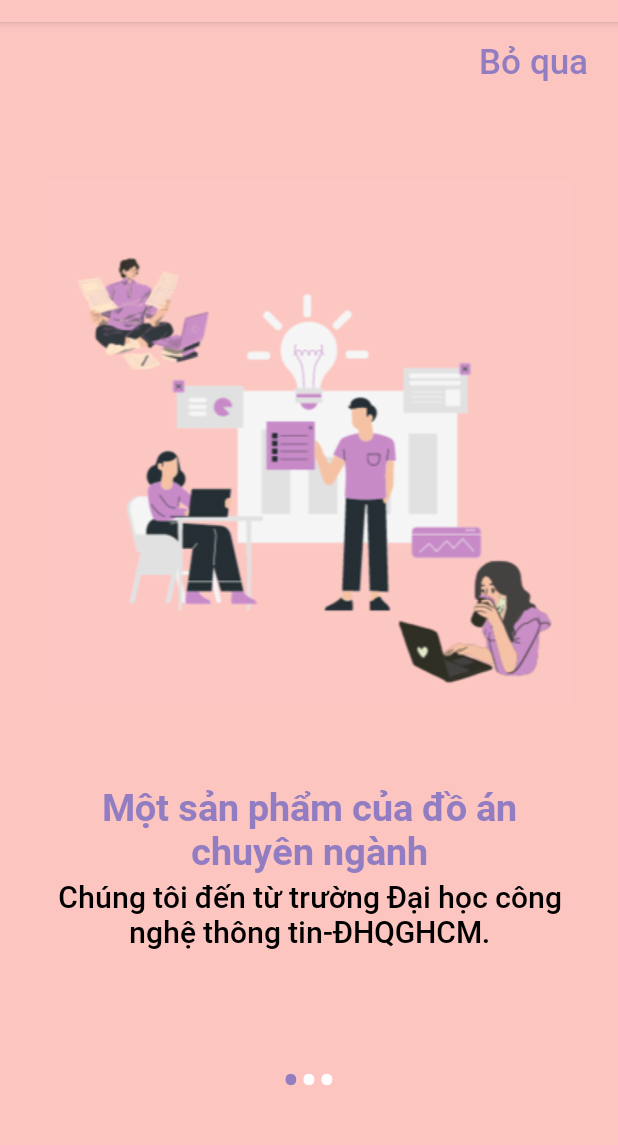
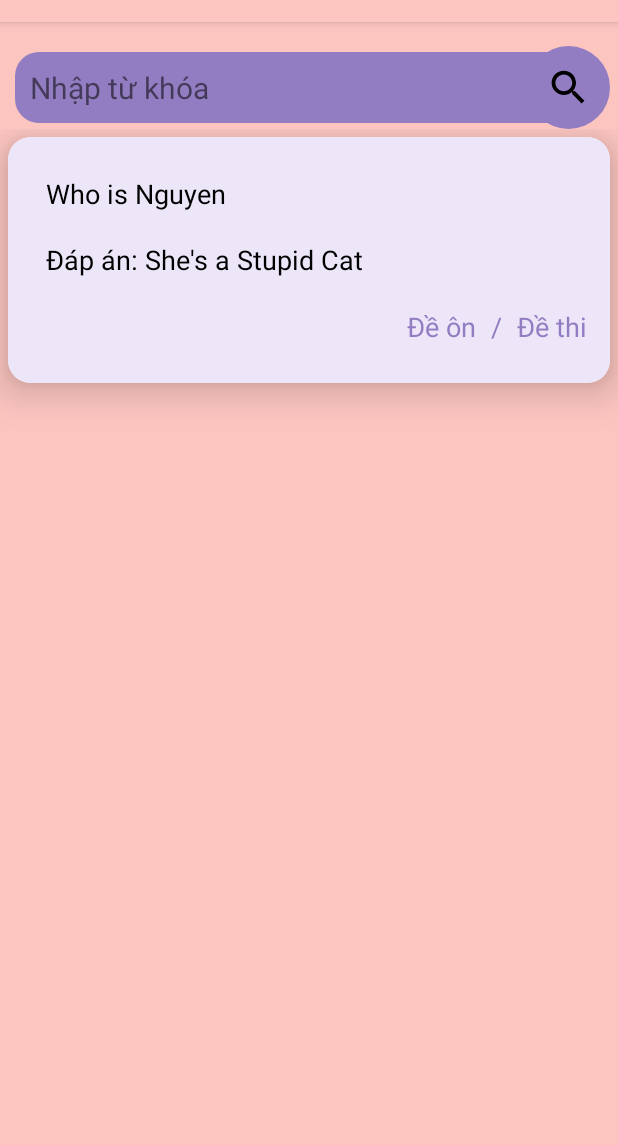
Before and after one commit to binhpt310/DACN-Mobile, an Android app: the screen it shows after launch (waiting before the commit, search_question after it), on a phone screen of 412 x 824 dp, the part 62-1207 px from its top. Run offline under Robolectric (Android 15) with nearby library versions, the phone set to English and light mode, and no system bars.

Commit message:
Add serach floating button + search page (layout card view, model class, adapter by viewholder)

```diff
--- a/app/build.gradle
+++ b/app/build.gradle
@@ -25,6 +25,7 @@ android {
         sourceCompatibility JavaVersion.VERSION_1_8
         targetCompatibility JavaVersion.VERSION_1_8
     }
+    namespace 'com.example.dacn'
 }
 
 dependencies {
--- a/app/src/main/AndroidManifest.xml
+++ b/app/src/main/AndroidManifest.xml
@@ -1,6 +1,5 @@
 <?xml version="1.0" encoding="utf-8"?>
-<manifest xmlns:android="http://schemas.android.com/apk/res/android"
-    package="com.example.dacn">
+<manifest xmlns:android="http://schemas.android.com/apk/res/android">
 
     <uses-permission android:name="android.permission.INTERNET" />
     <uses-permission android:name="android.permission.ACCESS_NETWORK_STATE" />
@@ -90,6 +89,9 @@
             android:exported="false" />
         <activity
             android:name=".dangnhap.Logo_screen"
+            android:exported="true"/>
+        <activity
+            android:name=".cauhoi.search_question"
             android:exported="true">
             <intent-filter>
                 <action android:name="android.intent.action.MAIN" />
--- a/app/src/main/java/com/example/dacn/Bo_de_thi/Bo_de_thi_adapter.java
+++ b/app/src/main/java/com/example/dacn/Bo_de_thi/Bo_de_thi_adapter.java
@@ -15,10 +15,8 @@ import androidx.recyclerview.widget.RecyclerView;
 
 import com.example.dacn.R;
 import com.example.dacn.TruyenDuLieu;
-import com.example.dacn.cauhoi.ontap_tracnghiem;
 import com.example.dacn.cauhoi.thi_tracnghiem;
 
-import java.util.ArrayList;
 import java.util.List;
 
 public class Bo_de_thi_adapter extends RecyclerView.Adapter<Bo_de_thi_adapter.MyViewHolder> {
--- a/app/src/main/java/com/example/dacn/Bo_de_thi/bo_de_thi.java
+++ b/app/src/main/java/com/example/dacn/Bo_de_thi/bo_de_thi.java
@@ -1,6 +1,5 @@
 package com.example.dacn.Bo_de_thi;
 
-import static android.content.ContentValues.TAG;
 import static com.example.dacn.RetrofitInterface.retrofitInterface;
 
 import androidx.appcompat.app.AppCompatActivity;
@@ -105,8 +104,8 @@ public class bo_de_thi extends AppCompatActivity {
                             public void onResponse(Call<List<BoDe>> call, Response<List<BoDe>> response) {
                                 Bodethimodels = response.body();
                                 if (response.code() == 200) {
-                                    Bo_de_thi_adapter bo_de_thi_adapter = new Bo_de_thi_adapter(bo_de_thi.this, Bodethimodels);
-                                    recyclerView.setAdapter(bo_de_thi_adapter);
+                                    Bo_de_thi_adapter searchAdapter = new Bo_de_thi_adapter(bo_de_thi.this, Bodethimodels);
+                                    recyclerView.setAdapter(searchAdapter);
                                 } else if (response.code() == 404) {
                                     Toast.makeText(bo_de_thi.this, "Lỗi", Toast.LENGTH_LONG).show();
                                 }
--- /dev/null
+++ b/app/src/main/java/com/example/dacn/cauhoi/CardModelDataSearch.java
@@ -0,0 +1,28 @@
+package com.example.dacn.cauhoi;
+
+public class CardModelDataSearch {
+    private String question_search;
+    private String answer_search;
+
+
+    public CardModelDataSearch(String question_search, String answer_search) {
+        this.question_search = question_search;
+        this.answer_search = answer_search;
+    }
+    public String getQuestion_search() {
+        return question_search;
+    }
+
+    public void setQuestion_search(String question_search) {
+        this.question_search = question_search;
+    }
+
+    public String getAnswer_search() {
+        return answer_search;
+    }
+
+    public void setAnswer_search(String answer_search) {
+        this.answer_search = answer_search;
+    }
+
+}
--- /dev/null
+++ b/app/src/main/java/com/example/dacn/cauhoi/SearchAdapter.java
@@ -0,0 +1,56 @@
+package com.example.dacn.cauhoi;
+
+import android.content.Context;
+import android.view.LayoutInflater;
+import android.view.View;
+import android.view.ViewGroup;
+import android.widget.TextView;
+
+import androidx.annotation.NonNull;
+import androidx.recyclerview.widget.RecyclerView;
+
+import com.example.dacn.R;
+;import java.util.ArrayList;
+
+public class SearchAdapter extends RecyclerView.Adapter<SearchAdapter.MyViewHolder> {
+
+    private final Context context;
+    private final ArrayList<CardModelDataSearch> searchModelArrayList;
+
+    // Constructor
+    public SearchAdapter(Context context, ArrayList<CardModelDataSearch> courseModelArrayList) {
+        this.context = context;
+        this.searchModelArrayList = courseModelArrayList;
+    }
+
+    @NonNull
+    @Override
+    public SearchAdapter.MyViewHolder onCreateViewHolder(@NonNull ViewGroup parent, int viewType) {
+        View view = LayoutInflater.from(parent.getContext()).inflate(R.layout.cardview_datasearch, parent, false);
+        return new MyViewHolder(view);
+    }
+
+    @Override
+    public void onBindViewHolder(@NonNull SearchAdapter.MyViewHolder holder, int position) {
+        CardModelDataSearch model = searchModelArrayList.get(position);
+        holder.question.setText(model.getQuestion_search());
+        holder.answer.setText("Đáp án: " + model.getAnswer_search());
+    }
+
+    @Override
+    public int getItemCount() {
+        return searchModelArrayList.size();
+    }
+
+    // View holder class for initializing of your views such as TextView and Imageview
+    public static class MyViewHolder extends RecyclerView.ViewHolder {
+        private final TextView question;
+        private final TextView answer;
+
+        public MyViewHolder(@NonNull View itemView) {
+            super(itemView);
+            question = itemView.findViewById(R.id.question_search);
+            answer = itemView.findViewById(R.id.ans_search);
+        }
+    }
+}
--- /dev/null
+++ b/app/src/main/java/com/example/dacn/cauhoi/search_question.java
@@ -0,0 +1,46 @@
+package com.example.dacn.cauhoi;
+
+import android.os.Bundle;
+import android.view.View;
+import android.widget.TextView;
+
+import androidx.appcompat.app.AppCompatActivity;
+import androidx.recyclerview.widget.LinearLayoutManager;
+import androidx.recyclerview.widget.RecyclerView;
+
+import com.example.dacn.R;
+
+import java.util.ArrayList;
+
+public class search_question extends AppCompatActivity {
+
+    @Override
+    protected void onCreate(Bundle savedInstanceState) {
+        super.onCreate(savedInstanceState);
+        setContentView(R.layout.activity_searchquestion);
+        RecyclerView recyclerView = findViewById(R.id.searchList);
+        TextView nullText = findViewById(R.id.search_nulltext);
+
+        ///// Can be modified by call api to get list data
+        ArrayList<CardModelDataSearch> searchModelArrayList = new ArrayList<CardModelDataSearch>();
+        searchModelArrayList.add(new CardModelDataSearch("Who is Nguyen", "She's a Stupid Cat"));
+        ////
+
+        // we are initializing our adapter class and passing our arraylist to it.
+        SearchAdapter courseAdapter = new SearchAdapter(this, searchModelArrayList);
+
+        // below line is for setting a layout manager for our recycler view.
+        // here we are creating vertical list so we will provide orientation as vertical
+        LinearLayoutManager linearLayoutManager = new LinearLayoutManager(this, LinearLayoutManager.VERTICAL, false);
+
+        // in below two lines we are setting layoutmanager and adapter to our recycler view.
+        recyclerView.setLayoutManager(linearLayoutManager);
+        recyclerView.setAdapter(courseAdapter);
+
+        if(searchModelArrayList.size() == 0){
+            nullText.setVisibility(View.VISIBLE);
+            nullText.setText("Khong co ket qua");
+            recyclerView.setVisibility(View.GONE);
+        }
+    }
+}
--- a/app/src/main/java/com/example/dacn/cauhoi/thi_tracnghiem.java
+++ b/app/src/main/java/com/example/dacn/cauhoi/thi_tracnghiem.java
@@ -9,6 +9,8 @@ import com.example.dacn.Bo_de_thi.bo_de_thi;
 import com.example.dacn.R;
 import com.example.dacn.TruyenDuLieu;
 import com.example.dacn.popup.*;
+
+import android.app.Activity;
 import android.content.Intent;
 import android.os.Bundle;
 import android.os.CountDownTimer;
@@ -203,4 +205,6 @@ public class thi_tracnghiem extends AppCompatActivity {
         }
     }
 
+    public static class search_question extends Activity {
+    }
 }
--- a/app/src/main/java/com/example/dacn/quenmatkhau/search_question.java
+++ /dev/null
@@ -1,6 +0,0 @@
-package com.example.dacn.quenmatkhau;
-
-import android.app.Activity;
-
-public class search_question extends Activity {
-}
--- a/app/src/main/java/com/example/dacn/search_question.java
+++ /dev/null
@@ -1,6 +0,0 @@
-package com.example.dacn;
-
-import android.app.Activity;
-
-public class search_question extends Activity {
-}
--- a/app/src/main/res/layout/activity_bo_de_thi.xml
+++ b/app/src/main/res/layout/activity_bo_de_thi.xml
@@ -84,4 +84,17 @@
 
     </androidx.recyclerview.widget.RecyclerView>
 
+    <com.google.android.material.floatingactionbutton.FloatingActionButton
+        android:id="@+id/floatingActionButton"
+        android:layout_width="wrap_content"
+        android:layout_height="wrap_content"
+        android:clickable="true"
+        app:layout_constraintBottom_toBottomOf="parent"
+        app:layout_constraintEnd_toEndOf="parent"
+        app:layout_constraintHorizontal_bias="0.93"
+        app:layout_constraintStart_toStartOf="parent"
+        app:layout_constraintTop_toTopOf="parent"
+        app:layout_constraintVertical_bias="0.94"
+        app:srcCompat="@drawable/ic_baseline_search" />
+
 </androidx.constraintlayout.widget.ConstraintLayout>
--- a/app/src/main/res/layout/activity_searchquestiom.xml
+++ b/app/src/main/res/layout/activity_searchquestion.xml
@@ -6,7 +6,7 @@
     android:layout_height="match_parent"
     android:background="@color/hong"
     android:orientation="vertical"
-    tools:context=".search_question">
+    tools:context=".cauhoi.search_question">
 
     <androidx.constraintlayout.widget.ConstraintLayout
         android:layout_width="match_parent"
@@ -45,26 +45,18 @@
         </LinearLayout>
     </androidx.constraintlayout.widget.ConstraintLayout>
 
-
-        <ImageButton
-            android:id="@+id/search_bt"
-            android:layout_width="46dp"
-            android:layout_height="match_parent"
-
-            android:background="@color/timxanh"
-            android:contentDescription="@string/todo"
-            android:src="@drawable/hinh_tron2"
-            android:visibility="invisible"
-             />
-
-        <androidx.recyclerview.widget.RecyclerView
-            android:layout_width="match_parent"
-            android:layout_height="match_parent" />
-
-
-
     <androidx.recyclerview.widget.RecyclerView
+        android:id="@+id/searchList"
         android:layout_width="match_parent"
         android:layout_height="match_parent" />
 
+    <TextView
+        android:id="@+id/search_nulltext"
+        android:layout_width="match_parent"
+        android:layout_height="wrap_content"
+        android:gravity="center"
+        android:layout_marginTop="20dp"
+        android:visibility="gone">
+
+    </TextView>
 </LinearLayout>
--- /dev/null
+++ b/app/src/main/res/layout/cardview_datasearch.xml
@@ -0,0 +1,87 @@
+<?xml version="1.0" encoding="utf-8"?>
+<androidx.cardview.widget.CardView xmlns:android="http://schemas.android.com/apk/res/android"
+    xmlns:app="http://schemas.android.com/apk/res-auto"
+    android:layout_width="match_parent"
+    android:layout_height="wrap_content"
+    android:layout_margin="5dp"
+    app:cardCornerRadius="15dp"
+    app:cardElevation="15dp">
+
+    <LinearLayout
+        android:layout_width="match_parent"
+        android:layout_height="wrap_content"
+        android:gravity="center_vertical"
+        android:orientation="vertical"
+        android:background="@color/timmongmo"
+        android:padding="15dp">
+
+        <TextView
+            android:id="@+id/question_search"
+            android:layout_width="match_parent"
+            android:layout_height="wrap_content"
+            android:layout_marginStart="10dp"
+            android:layout_marginTop="10dp"
+            android:layout_marginBottom="9dp"
+            android:text="Đáp án:"
+            android:textColor="@color/den"
+
+            android:textSize="18sp" />
+
+        <TextView
+            android:id="@+id/ans_search"
+            android:layout_width="match_parent"
+            android:layout_height="wrap_content"
+            android:layout_marginStart="10dp"
+            android:layout_marginTop="10dp"
+            android:text="Câu hỏi:"
+            android:textColor="@color/den"
+            android:textSize="18sp" />
+
+        <LinearLayout
+            android:layout_width="match_parent"
+            android:layout_height="wrap_content"
+            android:orientation="horizontal"
+            android:layout_marginStart="10dp"
+            android:layout_marginTop="10dp"
+            android:gravity="right"
+            >
+
+            <TextView
+                android:id="@+id/listcode_search_1"
+                android:layout_width="wrap_content"
+                android:layout_height="wrap_content"
+                android:layout_marginStart="10dp"
+                android:layout_marginTop="10dp"
+                android:layout_marginBottom="10dp"
+                android:text="Đề ôn"
+                android:textColor="@color/timxanh"
+                android:textSize="18sp" />
+
+
+            <TextView
+                android:id="@+id/listcode_search_2"
+                android:layout_width="wrap_content"
+                android:layout_height="wrap_content"
+                android:layout_marginStart="10dp"
+                android:layout_marginTop="10dp"
+                android:layout_marginBottom="10dp"
+                android:text="/"
+                android:textColor="@color/timxanh"
+                android:textSize="18sp" />
+
+            <TextView
+                android:id="@+id/listcode_search_3"
+                android:layout_width="wrap_content"
+                android:layout_height="wrap_content"
+                android:layout_marginStart="10dp"
+                android:layout_marginTop="10dp"
+                android:layout_marginBottom="10dp"
+                android:text="Đề thi"
+                android:textColor="@color/timxanh"
+                android:textSize="18sp" />
+        </LinearLayout>
+
+    </LinearLayout>
+
+
+</androidx.cardview.widget.CardView>
--- a/app/src/main/res/values/colors.xml
+++ b/app/src/main/res/values/colors.xml
@@ -11,4 +11,5 @@
     <color name="den80">#333333</color>
     <color name="mauchu">#453F38</color>
     <color name="xam">#7F8487</color>
+    <color name="timmongmo">#ECE6F8</color>
 </resources>
--- a/build.gradle
+++ b/build.gradle
@@ -4,7 +4,7 @@ buildscript {
         mavenCentral()
     }
     dependencies {
-        classpath 'com.android.tools.build:gradle:7.2.2'
+        classpath 'com.android.tools.build:gradle:7.3.0'
 
         // NOTE: Do not place your application dependencies here; they belong
         // in the individual module build.gradle files
```
Also changed, not shown: gradle/wrapper/gradle-wrapper.properties.
